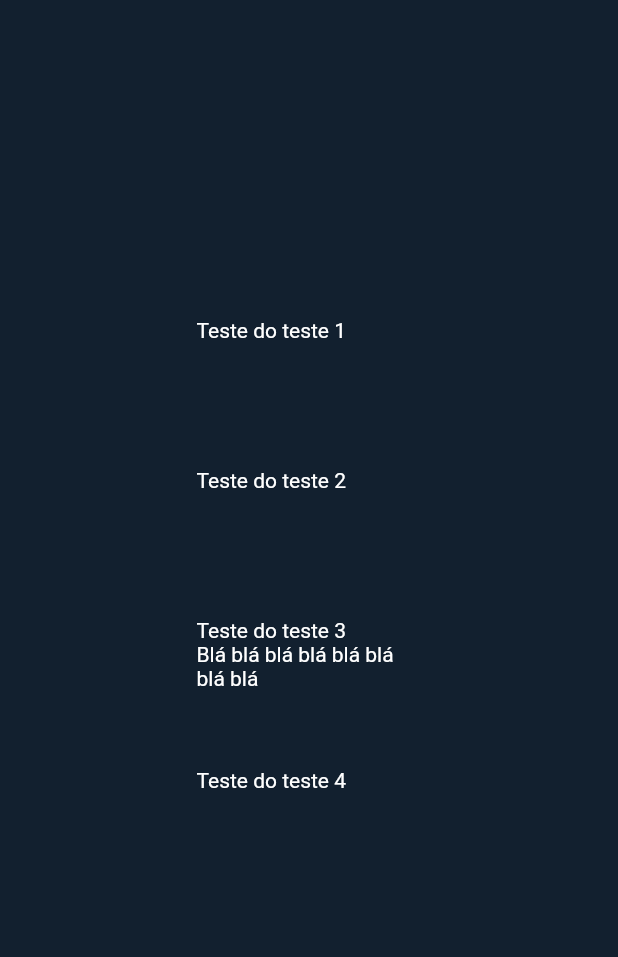
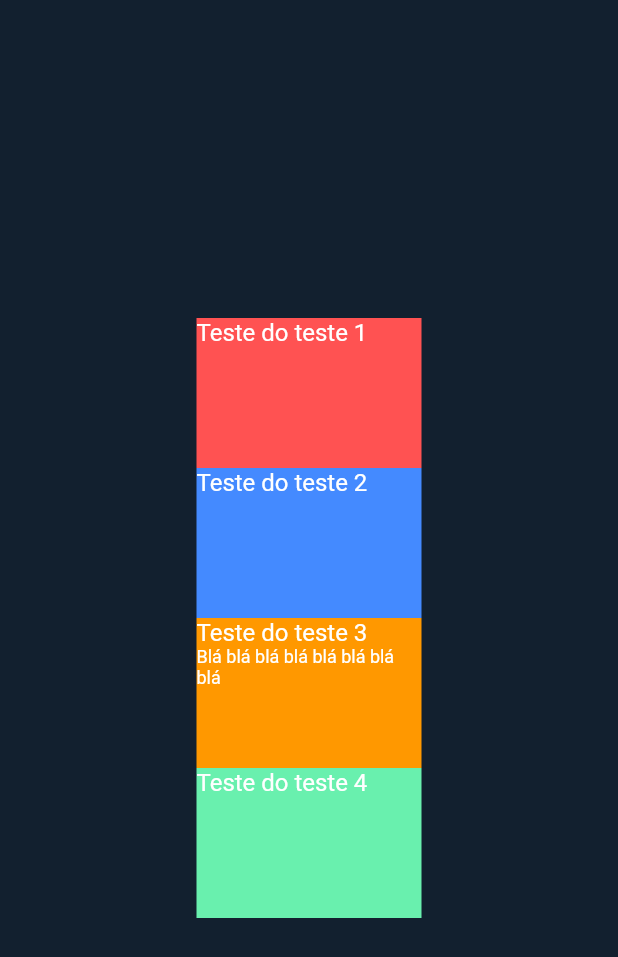
Before and after one commit to blemes319/accordion-component-flutter, a Flutter app: the screen it shows after launch, on a phone screen of 412 x 824 dp. Shown: the top 957 px of the screen. Run offline on Flutter 3.47's test engine with Material 2 defaults, Android fonts, the light colour scheme and no system bars.

Commit message:
chore: added colors accordions

```diff
--- a/lib/components/accordion_component.dart
+++ b/lib/components/accordion_component.dart
@@ -3,22 +3,30 @@ import 'package:flutter/material.dart';
 class Accordion extends StatelessWidget {
   String? content, title;
   late bool showContent;
+  Color? color;
 
-  Accordion({this.showContent = false, this.content, this.title});
+  Accordion({this.showContent = false, this.content, this.title, this.color});
 
   @override
   Widget build(BuildContext context) {
     print(showContent);
     return Container(
+      color: color,
       width: 150,
       height: 100,
       child: Column(
         crossAxisAlignment: CrossAxisAlignment.start,
         children: [
-          Text('${title}'),
+          Text(
+            '${title}',
+            style: TextStyle(fontSize: 16),
+          ),
           Visibility(
             visible: showContent,
-            child: Text('${content}'),
+            child: Text(
+              '${content}',
+              style: TextStyle(fontSize: 12),
+            ),
           )
         ],
       ),
--- a/lib/main.dart
+++ b/lib/main.dart
@@ -7,21 +7,25 @@ List<Map<String, dynamic>> lista = [
   {
     'content': 'Blá blá blá blá blá blá blá blá ',
     'title': 'Teste do teste 1',
+    'color': Colors.redAccent,
     'active': false,
   },
   {
     'content': 'Blá blá blá blá blá blá blá blá ',
     'title': 'Teste do teste 2',
+    'color': Colors.blueAccent,
     'active': false,
   },
   {
     'content': 'Blá blá blá blá blá blá blá blá ',
     'title': 'Teste do teste 3',
+    'color': Colors.orange,
     'active': true,
   },
   {
     'content': 'Blá blá blá blá blá blá blá blá ',
     'title': 'Teste do teste 4',
+    'color': Colors.greenAccent,
     'active': false,
   }
 ];
@@ -49,6 +53,7 @@ class MyApp extends StatelessWidget {
                 showContent: list['active'] as bool,
                 content: list['content'] as String,
                 title: list['title'] as String,
+                color: list['color'],
               );
             })
           ],
```
